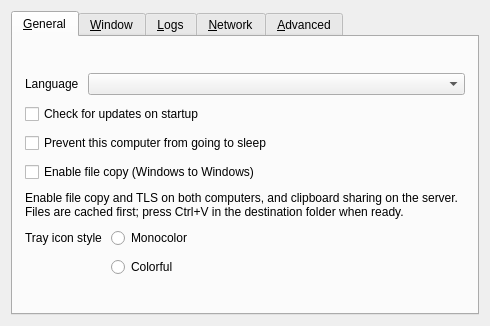
Old version of the form src/lib/gui/dialogs/SettingsDialog.ui in the repository EugeneEvan/deskflow-filecopy.
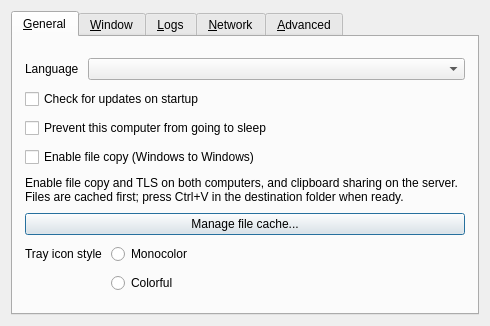
New version of the form. Icons and pictures are not drawn.

The edit to the form file:
```diff
--- a/src/lib/gui/dialogs/SettingsDialog.ui
+++ b/src/lib/gui/dialogs/SettingsDialog.ui
@@ -112,6 +112,13 @@
          </property>
         </widget>
        </item>
+       <item>
+        <widget class="QPushButton" name="btnFileCache">
+         <property name="text">
+          <string>Manage file cache...</string>
+         </property>
+        </widget>
+       </item>
        <item>
         <layout class="QFormLayout" name="formLayout">
          <item row="1" column="1">
```
